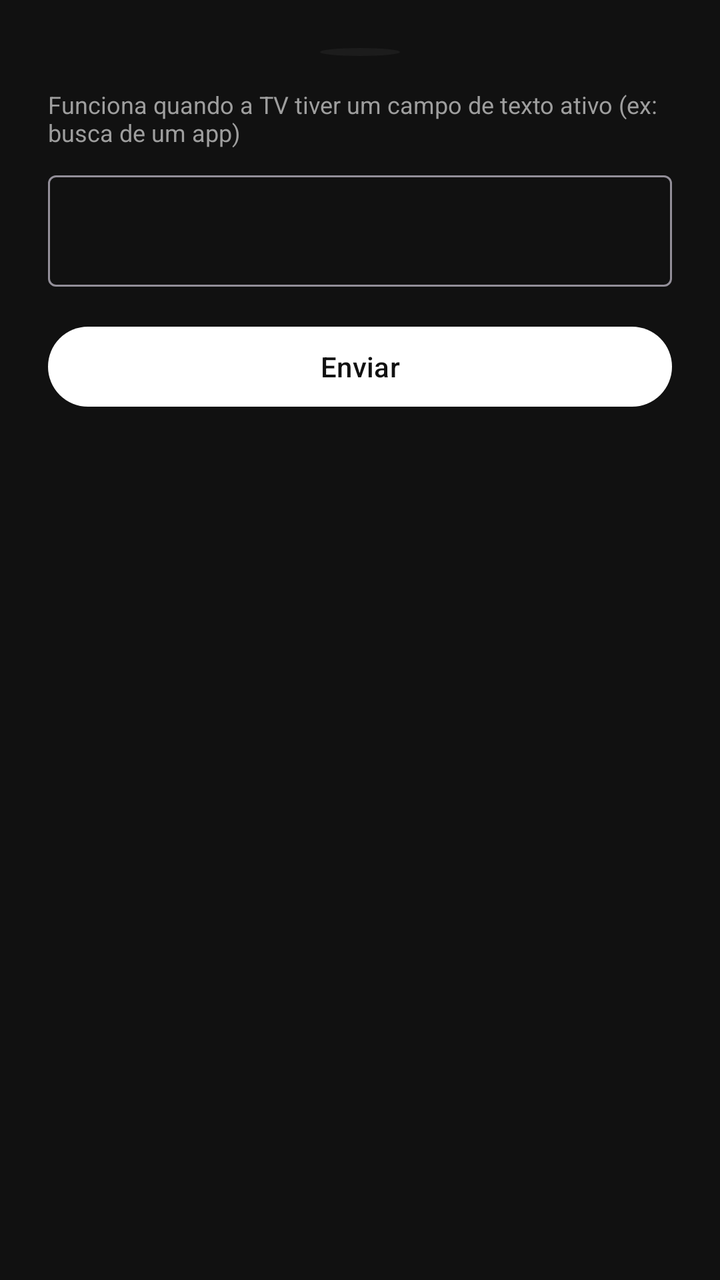
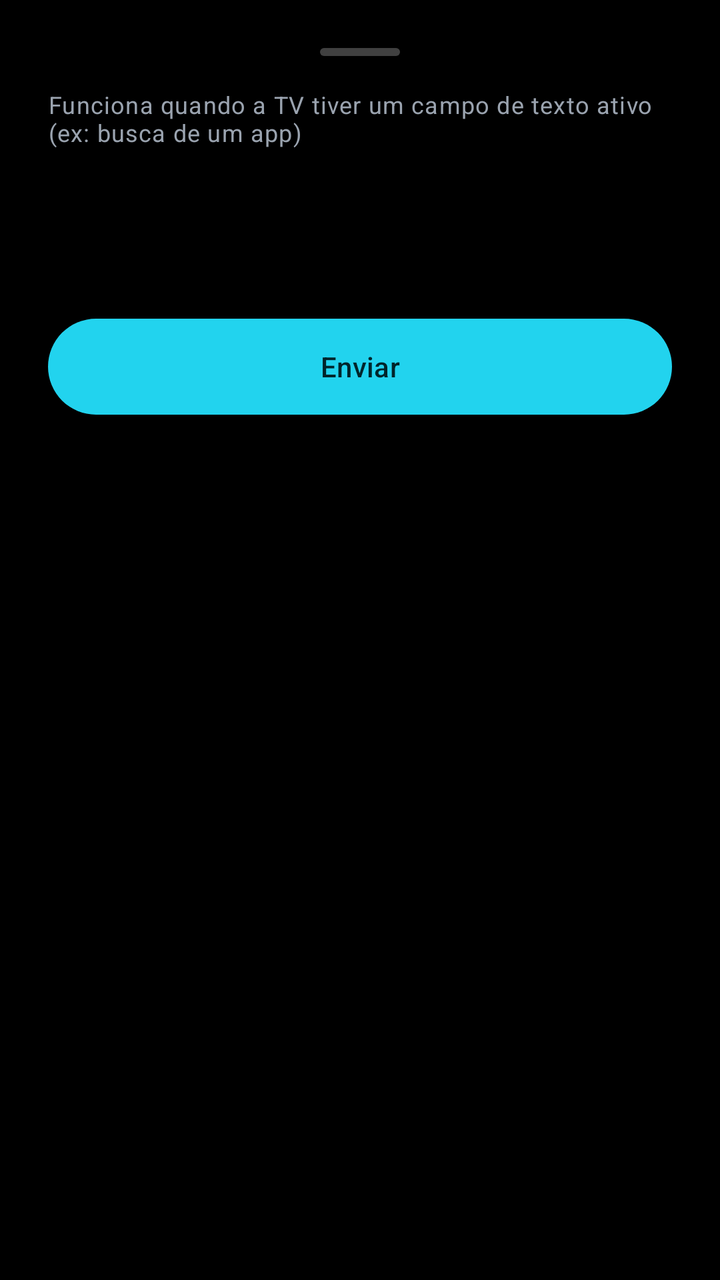

Before-and-after screenshots of an Android layout around one commit, followed by the original layout XML and the change that was made.
<!-- AndroidManifest.xml: application theme Theme.SmartRemote -->
<!-- res/layout/bottom_sheet_text_input.xml -->
<?xml version="1.0" encoding="utf-8"?>
<LinearLayout
    xmlns:android="http://schemas.android.com/apk/res/android"
    android:layout_width="match_parent"
    android:layout_height="wrap_content"
    android:background="@color/background_dark"
    android:orientation="vertical"
    android:padding="24dp">

    <View
        android:layout_width="40dp"
        android:layout_height="4dp"
        android:layout_gravity="center_horizontal"
        android:layout_marginBottom="16dp"
        android:background="@drawable/bg_dpad_outer" />

    <TextView
        android:layout_width="match_parent"
        android:layout_height="wrap_content"
        android:layout_marginBottom="8dp"
        android:text="@string/text_input_hint_note"
        android:textColor="@color/text_secondary"
        android:textSize="12sp" />

    <com.google.android.material.textfield.TextInputLayout
        android:layout_width="match_parent"
        android:layout_height="wrap_content"
        style="@style/Widget.Material3.TextInputLayout.OutlinedBox">

        <com.google.android.material.textfield.TextInputEditText
            android:id="@+id/editTextToSend"
            android:layout_width="match_parent"
            android:layout_height="wrap_content"
            android:imeOptions="actionSend"
            android:inputType="text"
            android:maxLines="3" />

    </com.google.android.material.textfield.TextInputLayout>

    <com.google.android.material.button.MaterialButton
        android:id="@+id/btnSendText"
        android:layout_width="match_parent"
        android:layout_height="wrap_content"
        android:layout_marginTop="16dp"
        android:text="@string/text_input_send_button"
        style="@style/Widget.Material3.Button" />

</LinearLayout>
<!-- resources referenced by this layout -->
<resources>
  <color name="background_dark">#111111</color>
  <color name="text_secondary">#9E9E9E</color>
  <!-- drawable bg_dpad_outer (drawable) -->
  <?xml version="1.0" encoding="utf-8"?>
  <shape xmlns:android="http://schemas.android.com/apk/res/android"
      android:shape="oval">
      <solid android:color="@color/dpad_outer" />
  </shape>
  <style name="Theme.SmartRemote" parent="Theme.Material3.Dark.NoActionBar">
          <item name="colorPrimary">@color/text_primary</item>
          <item name="colorOnPrimary">@color/background_dark</item>
          <item name="android:windowBackground">@color/background_dark</item>
          <item name="android:statusBarColor">@color/background_dark</item>
          <item name="android:navigationBarColor">@color/background_dark</item>
          <item name="android:windowFullscreen">false</item>
          <item name="android:windowNoTitle">true</item>
      </style>
  <color name="dpad_outer">#1C1C1C</color>
  <color name="text_primary">#FFFFFF</color>
  <!-- unchanged entries left out for length: 2 -->
</resources>

<!-- the commit's change to res/layout/bottom_sheet_text_input.xml (unified diff, before → after) -->
@@ -1,9 +1,9 @@
 <?xml version="1.0" encoding="utf-8"?>
 <LinearLayout
     xmlns:android="http://schemas.android.com/apk/res/android"
+    xmlns:app="http://schemas.android.com/apk/res-auto"
     android:layout_width="match_parent"
     android:layout_height="wrap_content"
-    android:background="@color/background_dark"
     android:orientation="vertical"
     android:padding="24dp">
 
@@ -12,20 +12,25 @@
         android:layout_height="4dp"
         android:layout_gravity="center_horizontal"
         android:layout_marginBottom="16dp"
-        android:background="@drawable/bg_dpad_outer" />
+        android:background="@drawable/bg_sheet_handle" />
 
     <TextView
         android:layout_width="match_parent"
         android:layout_height="wrap_content"
         android:layout_marginBottom="8dp"
         android:text="@string/text_input_hint_note"
-        android:textColor="@color/text_secondary"
-        android:textSize="12sp" />
+        android:textAppearance="@style/TextAppearance.Fluent.Caption" />
 
     <com.google.android.material.textfield.TextInputLayout
         android:layout_width="match_parent"
         android:layout_height="wrap_content"
-        style="@style/Widget.Material3.TextInputLayout.OutlinedBox">
+        style="@style/Widget.Material3.TextInputLayout.OutlinedBox"
+        app:boxStrokeColor="?attr/colorGlassStroke"
+        app:hintTextColor="?attr/colorTextSecondary"
+        app:boxCornerRadiusTopStart="14dp"
+        app:boxCornerRadiusTopEnd="14dp"
+        app:boxCornerRadiusBottomStart="14dp"
+        app:boxCornerRadiusBottomEnd="14dp">
 
         <com.google.android.material.textfield.TextInputEditText
             android:id="@+id/editTextToSend"
@@ -33,16 +38,17 @@
             android:layout_height="wrap_content"
             android:imeOptions="actionSend"
             android:inputType="text"
-            android:maxLines="3" />
+            android:maxLines="3"
+            android:textColor="?attr/colorTextPrimary" />
 
     </com.google.android.material.textfield.TextInputLayout>
 
     <com.google.android.material.button.MaterialButton
         android:id="@+id/btnSendText"
+        style="@style/Widget.Fluent.Button.Pill.Accent"
         android:layout_width="match_parent"
         android:layout_height="wrap_content"
         android:layout_marginTop="16dp"
-        android:text="@string/text_input_send_button"
-        style="@style/Widget.Material3.Button" />
+        android:text="@string/text_input_send_button" />
 
 </LinearLayout>
<!-- resource entries referenced after the edit -->
@@ -1,24 +1,169 @@
 <!-- resources referenced by this layout -->
 <resources>
-  <color name="background_dark">#111111</color>
-  <color name="text_secondary">#9E9E9E</color>
-  <!-- drawable bg_dpad_outer (drawable) -->
+  <!-- drawable bg_sheet_handle (drawable) -->
   <?xml version="1.0" encoding="utf-8"?>
   <shape xmlns:android="http://schemas.android.com/apk/res/android"
-      android:shape="oval">
-      <solid android:color="@color/dpad_outer" />
+      android:shape="rectangle">
+      <solid android:color="?attr/colorGlassStrokeStrong" />
+      <corners android:radius="4dp" />
   </shape>
+  <style name="TextAppearance.Fluent.Caption" parent="TextAppearance.Material3.BodySmall">
+          <item name="android:textColor">?attr/colorTextSecondary</item>
+      </style>
+  <style name="Widget.Fluent.Button.Pill.Accent">
+          <item name="android:background">@drawable/bg_pill_accent</item>
+          <item name="android:textColor">?attr/colorOnAccent</item>
+      </style>
   <style name="Theme.SmartRemote" parent="Theme.Material3.Dark.NoActionBar">
-          <item name="colorPrimary">@color/text_primary</item>
-          <item name="colorOnPrimary">@color/background_dark</item>
-          <item name="android:windowBackground">@color/background_dark</item>
-          <item name="android:statusBarColor">@color/background_dark</item>
-          <item name="android:navigationBarColor">@color/background_dark</item>
+  
+          
+          <item name="colorAccent">@color/cyan_500</item>
+          <item name="colorAccentPressed">@color/cyan_600</item>
+          <item name="colorAccentDim">@color/cyan_700</item>
+          <item name="colorAccentContainer">@color/cyan_container_16</item>
+          <item name="colorAccentGlow">@color/cyan_glow_20</item>
+          <item name="colorOnAccent">@color/on_cyan</item>
+  
+          
+          <item name="colorSurfaceDeep">@color/neutral_0</item>
+          <item name="colorSurfaceElevated">@color/neutral_50</item>
+  
+          
+          <item name="colorGlassFill">@color/neutral_glass_white_08</item>
+          <item name="colorGlassStroke">@color/neutral_stroke_white_15</item>
+          <item name="colorGlassStrokeStrong">@color/neutral_stroke_white_25</item>
+  
+          
+          <item name="colorTextPrimary">@color/text_white_high</item>
+          <item name="colorTextSecondary">@color/text_white_medium</item>
+          <item name="colorTextDisabled">@color/text_white_low</item>
+  
+          
+          <item name="colorDanger">@color/danger_500</item>
+          <item name="colorOnDanger">@color/on_danger</item>
+          <item name="colorSuccess">@color/success_500</item>
+  
+          
+          <item name="colorPrimary">?attr/colorAccent</item>
+          <item name="colorOnPrimary">?attr/colorOnAccent</item>
+          <item name="colorSurface">?attr/colorSurfaceDeep</item>
+          <item name="colorOnSurface">?attr/colorTextPrimary</item>
+  
+          
+          <item name="android:windowBackground">?attr/colorSurfaceDeep</item>
+          <item name="android:statusBarColor">?attr/colorSurfaceDeep</item>
+          <item name="android:navigationBarColor">?attr/colorSurfaceDeep</item>
           <item name="android:windowFullscreen">false</item>
           <item name="android:windowNoTitle">true</item>
+  
+          
+          <item name="materialButtonStyle">@style/Widget.Fluent.Button.Pill</item>
+          <item name="bottomSheetDialogTheme">@style/ThemeOverlay.Fluent.BottomSheet</item>
+          <item name="materialCardViewStyle">@style/Widget.Fluent.Card.Glass</item>
+          <item name="materialAlertDialogTheme">@style/ThemeOverlay.Fluent.Dialog</item>
       </style>
-  <color name="dpad_outer">#1C1C1C</color>
-  <color name="text_primary">#FFFFFF</color>
+  <!-- drawable bg_pill_accent (drawable) -->
+  <?xml version="1.0" encoding="utf-8"?>
+  <ripple xmlns:android="http://schemas.android.com/apk/res/android"
+      android:color="?attr/colorAccentPressed">
+      <item>
+          <shape android:shape="rectangle">
+              <solid android:color="?attr/colorAccent" />
+              <corners android:radius="100dp" />
+          </shape>
+      </item>
+  </ripple>
+  <color name="cyan_500">#22D3EE</color>
+  <color name="cyan_600">#0FB8D4</color>
+  <color name="cyan_700">#0E7490</color>
+  <color name="cyan_container_16">#2922D3EE</color>
+  <color name="cyan_glow_20">#3322D3EE</color>
+  <color name="on_cyan">#00252B</color>
+  <color name="neutral_0">#000000</color>
+  <color name="neutral_50">#0D0F12</color>
+  <color name="neutral_glass_white_08">#14FFFFFF</color>
+  <color name="neutral_stroke_white_15">#26FFFFFF</color>
+  <color name="neutral_stroke_white_25">#40FFFFFF</color>
+  <color name="text_white_high">#F5F7FA</color>
+  <color name="text_white_medium">#9AA3AF</color>
+  <color name="text_white_low">#5A6572</color>
+  <color name="danger_500">#E53935</color>
+  <color name="on_danger">#FFFFFF</color>
+  <color name="success_500">#43A047</color>
+  <style name="Widget.Fluent.Button.Pill" parent="Widget.Material3.Button.TonalButton">
+          <item name="android:textColor">?attr/colorTextPrimary</item>
+          <item name="android:textAllCaps">false</item>
+          <item name="backgroundTint">@null</item>
+          <item name="android:background">@drawable/bg_glass_fill</item>
+          <item name="shapeAppearance">@style/ShapeAppearance.Fluent.Pill</item>
+          <item name="rippleColor">?attr/colorAccentContainer</item>
+          <item name="android:stateListAnimator">@animator/fluent_button_press</item>
+          <item name="elevation">0dp</item>
+      </style>
+  <style name="ThemeOverlay.Fluent.BottomSheet" parent="ThemeOverlay.Material3.BottomSheetDialog">
+          <item name="bottomSheetStyle">@style/Widget.Fluent.BottomSheet</item>
+      </style>
+  <style name="Widget.Fluent.Card.Glass" parent="Widget.Material3.CardView.Elevated">
+          <item name="cardBackgroundColor">?attr/colorGlassFill</item>
+          <item name="strokeColor">?attr/colorGlassStroke</item>
+          <item name="strokeWidth">1dp</item>
+          <item name="cardElevation">0dp</item>
+          <item name="shapeAppearance">@style/ShapeAppearance.Fluent.Medium</item>
+          <item name="rippleColor">?attr/colorAccentContainer</item>
+      </style>
+  <style name="ThemeOverlay.Fluent.Dialog" parent="ThemeOverlay.Material3.Dialog">
+          <item name="materialAlertDialogTitleTextStyle">@style/TextAppearance.Fluent.DialogTitle</item>
+          <item name="colorSurface">?attr/colorSurfaceElevated</item>
+          <item name="colorOnSurface">?attr/colorTextPrimary</item>
+          <item name="dialogCornerRadius">24dp</item>
+          <item name="buttonBarPositiveButtonStyle">@style/Widget.Fluent.Button.Pill.Accent</item>
+          <item name="buttonBarNegativeButtonStyle">@style/Widget.Fluent.Button.Pill.Outline</item>
+      </style>
+  <!-- drawable bg_glass_fill (drawable) -->
+  <?xml version="1.0" encoding="utf-8"?>
+  <shape xmlns:android="http://schemas.android.com/apk/res/android"
+      android:shape="rectangle">
+      <solid android:color="?attr/colorGlassFill" />
+      <stroke
+          android:width="1dp"
+          android:color="?attr/colorGlassStroke" />
+      <corners android:radius="18dp" />
+  </shape>
+  <style name="ShapeAppearance.Fluent.Pill" parent="ShapeAppearance.Material3.Corner.Full">
+          <item name="cornerSizeTopLeft">50%</item>
+          <item name="cornerSizeTopRight">50%</item>
+          <item name="cornerSizeBottomLeft">50%</item>
+          <item name="cornerSizeBottomRight">50%</item>
+      </style>
+  <style name="Widget.Fluent.BottomSheet" parent="Widget.Material3.BottomSheet.Modal">
+          <item name="android:background">@drawable/bg_bottom_sheet_glass</item>
+          <item name="shapeAppearance">@style/ShapeAppearance.Fluent.Large</item>
+      </style>
+  <style name="ShapeAppearance.Fluent.Medium" parent="ShapeAppearance.Material3.Corner.Large">
+          <item name="cornerSize">18dp</item>
+      </style>
+  <style name="TextAppearance.Fluent.DialogTitle" parent="TextAppearance.Material3.TitleMedium">
+          <item name="android:textColor">?attr/colorTextSecondary</item>
+      </style>
+  <style name="Widget.Fluent.Button.Pill.Outline" parent="Widget.Material3.Button.OutlinedButton">
+          <item name="android:textColor">?attr/colorTextPrimary</item>
+          <item name="android:textAllCaps">false</item>
+          <item name="strokeColor">?attr/colorGlassStroke</item>
+          <item name="rippleColor">?attr/colorAccentContainer</item>
+          <item name="shapeAppearance">@style/ShapeAppearance.Fluent.Pill</item>
+      </style>
+  <!-- drawable bg_bottom_sheet_glass (drawable) -->
+  <?xml version="1.0" encoding="utf-8"?>
+  <shape xmlns:android="http://schemas.android.com/apk/res/android"
+      android:shape="rectangle">
+      <solid android:color="?attr/colorSurfaceElevated" />
+      <corners
+          android:topLeftRadius="28dp"
+          android:topRightRadius="28dp" />
+  </shape>
+  <style name="ShapeAppearance.Fluent.Large" parent="ShapeAppearance.Material3.Corner.ExtraLarge">
+          <item name="cornerSize">28dp</item>
+      </style>
   <!-- unchanged entries left out for length: 2 -->
 </resources>
 
